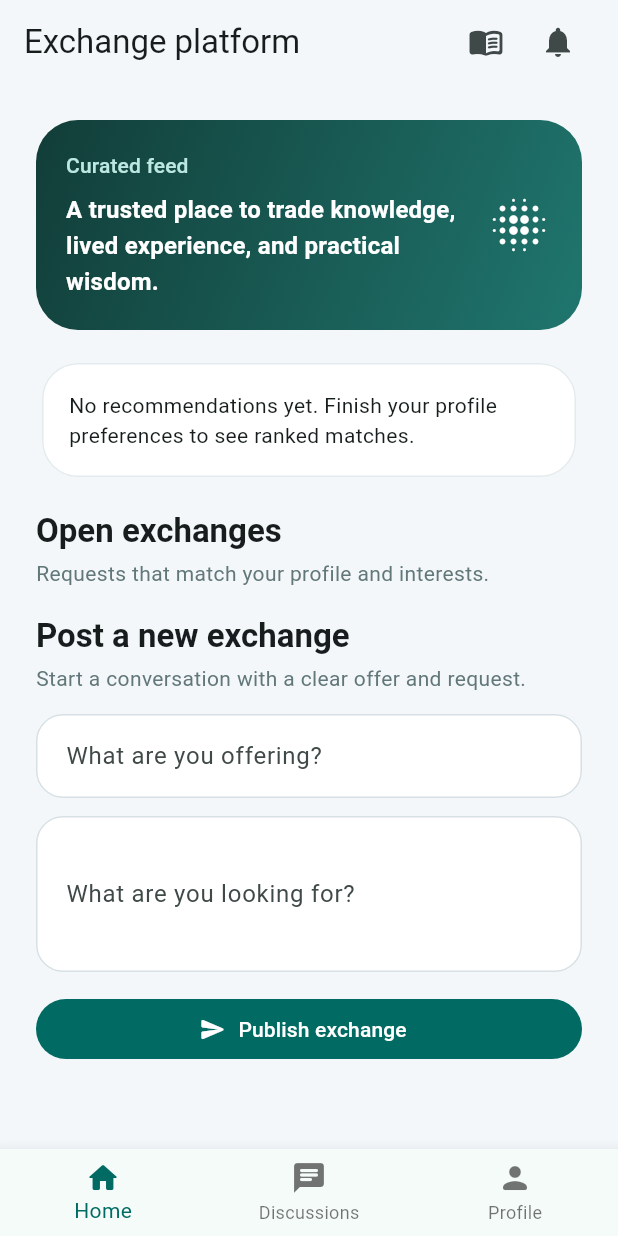
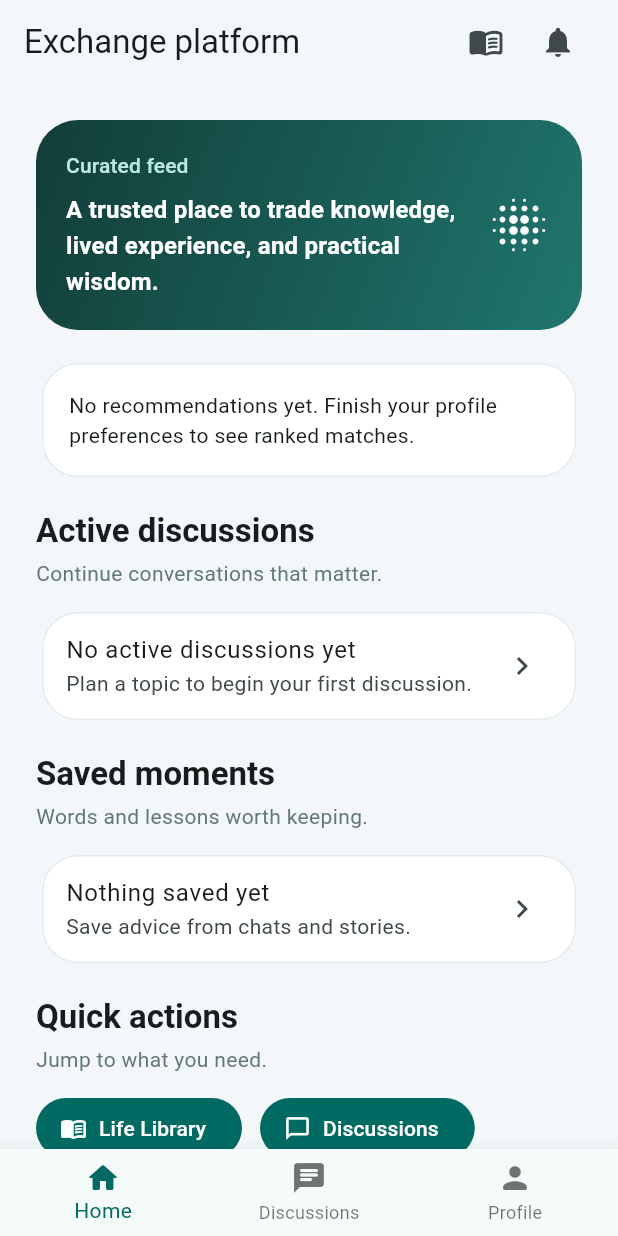
Before and after one commit to Ira-raon/Bridge, a Flutter app: the PlatformScreen screen opened directly, on a phone screen of 412 x 824 dp. Run offline on Flutter 3.47's test engine with Material 3 defaults, Android fonts, the phone set to English and light mode, and no system bars; our stand-ins replace supabase_flutter; accounts and stored records are empty.

Commit message:
fixed notifications, connections is working, starting platform screen refactoring

```diff
--- a/lib/screens/notifications_screen.dart
+++ b/lib/screens/notifications_screen.dart
@@ -1,5 +1,5 @@
 import 'package:flutter/material.dart';
-
+import '../widgets/app_navigation_bar.dart';
 import '../services/connection_service.dart';
 
 class NotificationsScreen extends StatefulWidget {
@@ -25,6 +25,7 @@ class _NotificationsScreenState
       appBar: AppBar(
         title: const Text('Notifications'),
       ),
+       bottomNavigationBar: const AppNavigationBar(currentIndex: 0),
       body: FutureBuilder<List<Map<String, dynamic>>>(
         future: _service.getPendingRequests(),
         builder: (context, snapshot) {
--- a/lib/screens/platform_screen.dart
+++ b/lib/screens/platform_screen.dart
@@ -6,6 +6,7 @@ import '../widgets/app_navigation_bar.dart';
 import '../services/profile_service.dart';
 import '../services/connection_service.dart';
 import 'notifications_screen.dart';
+import 'discussion_tracker_screen.dart';
 
 class PlatformScreen extends StatefulWidget {
   const PlatformScreen({super.key});
@@ -31,13 +32,16 @@ class _PlatformScreenState extends State<PlatformScreen> {
            Padding(
             padding: EdgeInsets.only(right: 16),
             child: IconButton(
-                    onPressed: () {
-    Navigator.push(
+                    onPressed: () async {
+                      await Navigator.push(
                         context,
                         MaterialPageRoute(
                       builder: (_) => NotificationsScreen(),
                       ),
                     );
+                     if (mounted) {
+                        setState(() {});
+                      }
                    },
                       icon: FutureBuilder<List<Map<String, dynamic>>>(
                         future: ConnectionService.instance
@@ -81,37 +85,22 @@ class _PlatformScreenState extends State<PlatformScreen> {
   padding: const EdgeInsets.all(24),
   children: [
     _PlatformHero(selectedIndex: selectedIndex),
+
     const SizedBox(height: 18),
+
     const _RecommendedMatchesSection(),
+
     const SizedBox(height: 18),
-          const _SectionHeader(
-            title: 'Open exchanges',
-            subtitle: 'Requests that match your profile and interests.',
-          ),
+
+    const _ActiveDiscussionsPreview(),
+
     const SizedBox(height: 18),
-          const _SectionHeader(
-            title: 'Post a new exchange',
-            subtitle: 'Start a conversation with a clear offer and request.',
-          ),
-          const SizedBox(height: 14),
-          const TextField(
-            decoration: InputDecoration(
-              labelText: 'What are you offering?',
-            ),
-          ),
-          const SizedBox(height: 12),
-          const TextField(
-            decoration: InputDecoration(
-              labelText: 'What are you looking for?',
-            ),
-            maxLines: 3,
-          ),
-          const SizedBox(height: 14),
-          FilledButton.icon(
-            onPressed: () {},
-            icon: const Icon(Icons.send_rounded),
-            label: const Text('Publish exchange'),
-          ),
+
+    const _SavedMomentsPreview(),
+
+    const SizedBox(height: 18),
+
+    const _QuickActionsSection(),
   ],
 ),
     );
@@ -465,3 +454,128 @@ class _ExchangeCard extends StatelessWidget {
     );
   }
 }
+class _ActiveDiscussionsPreview extends StatelessWidget {
+  const _ActiveDiscussionsPreview();
+
+  @override
+  Widget build(BuildContext context) {
+    return Column(
+      crossAxisAlignment: CrossAxisAlignment.start,
+      children: [
+        const _SectionHeader(
+          title: 'Active discussions',
+          subtitle: 'Continue conversations that matter.',
+        ),
+
+        const SizedBox(height: 12),
+
+        Card(
+          child: ListTile(
+            title: const Text('No active discussions yet'),
+            subtitle: const Text(
+              'Plan a topic to begin your first discussion.',
+            ),
+            trailing: const Icon(Icons.chevron_right),
+            onTap: () {
+              Navigator.push(
+                context,
+                MaterialPageRoute(
+                  builder: (_) => const DiscussionTrackerScreen(),
+                ),
+              );
+            },
+          ),
+        ),
+      ],
+    );
+  }
+}
+class _SavedMomentsPreview extends StatelessWidget {
+  const _SavedMomentsPreview();
+
+  @override
+  Widget build(BuildContext context) {
+    return Column(
+      crossAxisAlignment: CrossAxisAlignment.start,
+      children: [
+        const _SectionHeader(
+          title: 'Saved moments',
+          subtitle: 'Words and lessons worth keeping.',
+        ),
+
+        const SizedBox(height: 12),
+
+        Card(
+          child: ListTile(
+            title: const Text('Nothing saved yet'),
+            subtitle: const Text(
+              'Save advice from chats and stories.',
+            ),
+            trailing: const Icon(Icons.chevron_right),
+            onTap: () {
+              // Saved Moments screen later
+            },
+          ),
+        ),
+      ],
+    );
+  }
+}
+class _QuickActionsSection extends StatelessWidget {
+  const _QuickActionsSection();
+
+  @override
+  Widget build(BuildContext context) {
+    return Column(
+      crossAxisAlignment: CrossAxisAlignment.start,
+      children: [
+        const _SectionHeader(
+          title: 'Quick actions',
+          subtitle: 'Jump to what you need.',
+        ),
+
+        const SizedBox(height: 12),
+
+        Wrap(
+          spacing: 12,
+          runSpacing: 12,
+          children: [
+            FilledButton.icon(
+              onPressed: () {
+                Navigator.push(
+                  context,
+                  MaterialPageRoute(
+                    builder: (_) => const LifeLibraryScreen(),
+                  ),
+                );
+              },
+              icon: const Icon(Icons.menu_book_rounded),
+              label: const Text('Life Library'),
+            ),
+
+            FilledButton.icon(
+              onPressed: () {
+                Navigator.push(
+                  context,
+                  MaterialPageRoute(
+                    builder: (_) => const DiscussionTrackerScreen(),
+                  ),
+                );
+              },
+              icon: const Icon(Icons.chat_bubble_outline),
+              label: const Text('Discussions'),
+            ),
+
+            FilledButton.icon(
+              onPressed: () {
+                // Connections screen later
+              },
+              icon: const Icon(Icons.people_outline),
+              label: const Text('Connections'),
+            ),
+          ],
+        ),
+      ],
+    );
+  }
+}
```
Also changed, not shown: lib/services/connection_service.dart (+18 -3 lines), 1 other file. Lines whose indentation alone changed are shown as unchanged.
